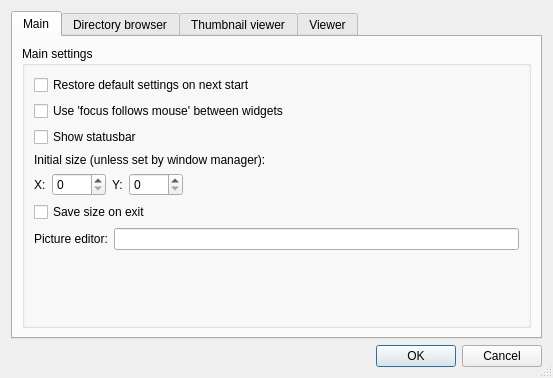
First picture: the form in aardview/settingsdialog.ui, repository bwachter/aardview, before the edit.
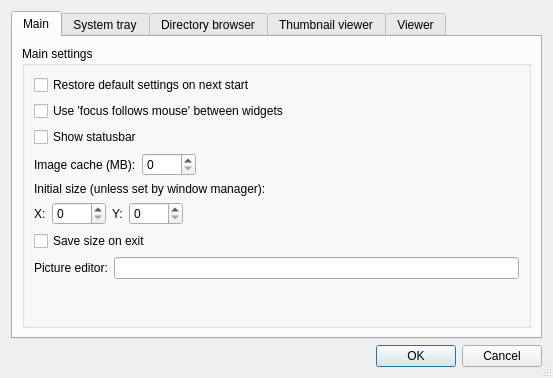
Second picture: the form after the edit.

Commit message:
Drop QImage in favour of QPixmap
Using QImage at all was probably a leftover of ancient Qt anyway, just
directly using QPixmap saves one level of indirection. Additionally it
enables the use of QPixmapCache, significantly speeding up going back to
recently visited pictures.

The edit to the form file:
```diff
--- a/aardview/settingsdialog.ui
+++ b/aardview/settingsdialog.ui
@@ -19,7 +19,7 @@
   <property name="sizeGripEnabled">
    <bool>true</bool>
   </property>
-  <layout class="QVBoxLayout" name="verticalLayout_2">
+  <layout class="QHBoxLayout" name="horizontalLayout_8">
    <item>
     <layout class="QVBoxLayout" name="verticalLayout">
      <item>
@@ -62,6 +62,43 @@
               </property>
              </widget>
             </item>
+            <item>
+             <layout class="QHBoxLayout" name="horizontalLayout_9">
+              <property name="sizeConstraint">
+               <enum>QLayout::SetDefaultConstraint</enum>
+              </property>
+              <property name="bottomMargin">
+               <number>0</number>
+              </property>
+              <item>
+               <widget class="QLabel" name="label_7">
+                <property name="text">
+                 <string>Image cache (MB):</string>
+                </property>
+               </widget>
+              </item>
+              <item>
+               <widget class="QSpinBox" name="mainPixmapCache">
+                <property name="maximum">
+                 <number>9999</number>
+                </property>
+               </widget>
+              </item>
+              <item>
+               <spacer name="horizontalSpacer_3">
+                <property name="orientation">
+                 <enum>Qt::Horizontal</enum>
+                </property>
+                <property name="sizeHint" stdset="0">
+                 <size>
+                  <width>40</width>
+                  <height>20</height>
+                 </size>
+                </property>
+               </spacer>
+              </item>
+             </layout>
+            </item>
             <item>
              <widget class="QLabel" name="label_4">
               <property name="text">
@@ -159,6 +196,27 @@
          </item>
         </layout>
        </widget>
+       <widget class="QWidget" name="tab_2">
+        <attribute name="title">
+         <string>System tray</string>
+        </attribute>
+        <layout class="QVBoxLayout" name="verticalLayout_2">
+         <item>
+          <widget class="QCheckBox" name="systrayEnabled">
+           <property name="text">
+            <string>Prefer using system tray / single instance</string>
+           </property>
+          </widget>
+         </item>
+         <item>
+          <widget class="QGroupBox" name="groupBox_5">
+           <property name="title">
+            <string>GroupBox</string>
+           </property>
+          </widget>
+         </item>
+        </layout>
+       </widget>
        <widget class="QWidget" name="tab_5">
         <attribute name="title">
          <string>Directory browser</string>
```
Left out of the diff: 8 changed lines with no effect on the pictures. The commit also changes 5 other files.
